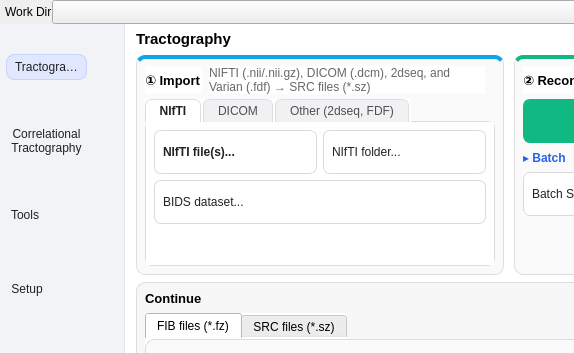
Before: the Qt Designer form mainwindow.ui in frankyeh/DSI-Studio, drawn with Qt 5; both pictures show x 0 to 574 and y 0 to 353 of the 1272 by 758 pixel window.
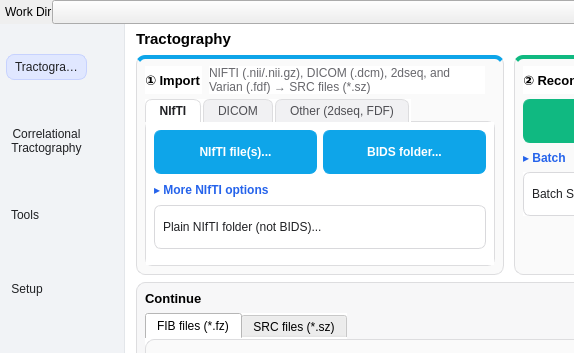
After: the same form once the commit is applied. Icons and pictures are not drawn.

Commit message:
NIfTI tab: NIfTI file(s) and BIDS folder as the two primary choices
The plain-folder conversion (nifti_dir_to_src) moves behind a NIfTI-only "More NIfTI options"
toggle, hidden at startup like the other Batch groups. bids_to_src only finds
sub-*/[ses-*/]dwi NIfTI files, so the plain folder stays reachable for non-BIDS data.
No objectName, class or statusTip changed; no new commands.

Not compiled or tested.

What changed in the file:
```diff
--- a/mainwindow.ui
+++ b/mainwindow.ui
@@ -591,7 +591,6 @@
     border-top: 4px solid #f59e0b;
 }
 QFrame#tract_input_stage QPushButton#OpenDWI_NIFTI,
-QFrame#tract_input_stage QPushButton#nii2src_sf,
 QFrame#tract_input_stage QPushButton#nii2src_bids,
 QFrame#tract_input_stage QPushButton#OpenDWI_DICOM,
 QFrame#tract_input_stage QPushButton#dicom2nii,
@@ -615,6 +614,7 @@
     text-align: center;
 }
 QFrame#tract_input_stage QPushButton#tract_input_batch_toggle,
+QFrame#tract_input_stage QPushButton#tract_nifti_batch_toggle,
 QFrame#tract_reconstruction_stage QPushButton#tract_reconstruction_batch_toggle,
 QFrame#tract_tracking_stage QPushButton#tract_tracking_batch_toggle {
     color: #2563eb;
@@ -820,26 +820,12 @@
                          <property name="toolTip">
                           <string>Open DWI NIfTI file(s) with .bval/.bvec and create an SRC file</string>
                          </property>
-                        </widget>
-                       </item>
-                       <item row="0" column="1">
-                        <widget class="QPushButton" name="nii2src_sf">
-                         <property name="statusTip">
-                          <string>run nifti_dir_to_src</string>
-                         </property>
-                         <property name="icon">
-                          <iconset resource="icons.qrc">
-                           <normaloff>:/icons/icons/open.xpm</normaloff>:/icons/icons/open.xpm</iconset>
-                         </property>
                          <property name="text">
-                          <string>NIfTI folder...</string>
-                         </property>
-                         <property name="toolTip">
-                          <string>Find the DWI NIfTI files in a folder and write an SRC file next to each</string>
+                          <string>NIfTI file(s)...</string>
                          </property>
                         </widget>
                        </item>
-                       <item row="1" column="0" colspan="2">
+                       <item row="0" column="1">
                         <widget class="QPushButton" name="nii2src_bids">
                          <property name="statusTip">
                           <string>run bids_to_src</string>
@@ -849,14 +835,65 @@
                            <normaloff>:/icons/icons/open.xpm</normaloff>:/icons/icons/open.xpm</iconset>
                          </property>
                          <property name="text">
-                          <string>BIDS dataset...</string>
+                          <string>BIDS folder...</string>
                          </property>
                          <property name="toolTip">
-                          <string>Convert every DWI NIfTI in a BIDS dataset to SRC files under derivatives</string>
+                          <string>Convert every sub-*/[ses-*/]dwi NIfTI in a BIDS dataset to SRC files under derivatives</string>
+                         </property>
+                        </widget>
+                       </item>
+                       <item row="1" column="0" colspan="2">
+                        <widget class="QPushButton" name="tract_nifti_batch_toggle">
+                         <property name="text">
+                          <string>▸ More NIfTI options</string>
+                         </property>
+                         <property name="checkable">
+                          <bool>true</bool>
+                         </property>
+                         <property name="flat">
+                          <bool>true</bool>
                          </property>
                         </widget>
                        </item>
                        <item row="2" column="0" colspan="2">
+                        <widget class="QFrame" name="tract_nifti_batch">
+                         <layout class="QGridLayout" name="tract_nifti_batch_layout">
+                          <property name="spacing">
+                           <number>6</number>
+                          </property>
+                          <property name="leftMargin">
+                           <number>0</number>
+                          </property>
+                          <property name="topMargin">
+                           <number>0</number>
+                          </property>
+                          <property name="rightMargin">
+                           <number>0</number>
+                          </property>
+                          <property name="bottomMargin">
+                           <number>0</number>
+                          </property>
+                          <item row="0" column="0">
+                           <widget class="QPushButton" name="nii2src_sf">
+                            <property name="statusTip">
+                             <string>run nifti_dir_to_src</string>
+                            </property>
+                            <property name="icon">
+                             <iconset resource="icons.qrc">
+                              <normaloff>:/icons/icons/open.xpm</normaloff>:/icons/icons/open.xpm</iconset>
+                            </property>
+                            <property name="text">
+                             <string>Plain NIfTI folder (not BIDS)...</string>
+                            </property>
+                            <property name="toolTip">
+                             <string>Convert the DWI NIfTI files (with .bval/.bvec) in one folder, writing an SRC file next to each</string>
+                            </property>
+                           </widget>
+                          </item>
+                         </layout>
+                        </widget>
+                       </item>
+                       <item row="3" column="0" colspan="2">
                         <spacer name="tract_nifti_tab_spacer">
                          <property name="orientation">
                           <enum>Qt::Vertical</enum>
```
Left out of the diff: 9 changed lines with no effect on the pictures. The commit also changes 1 other file.
